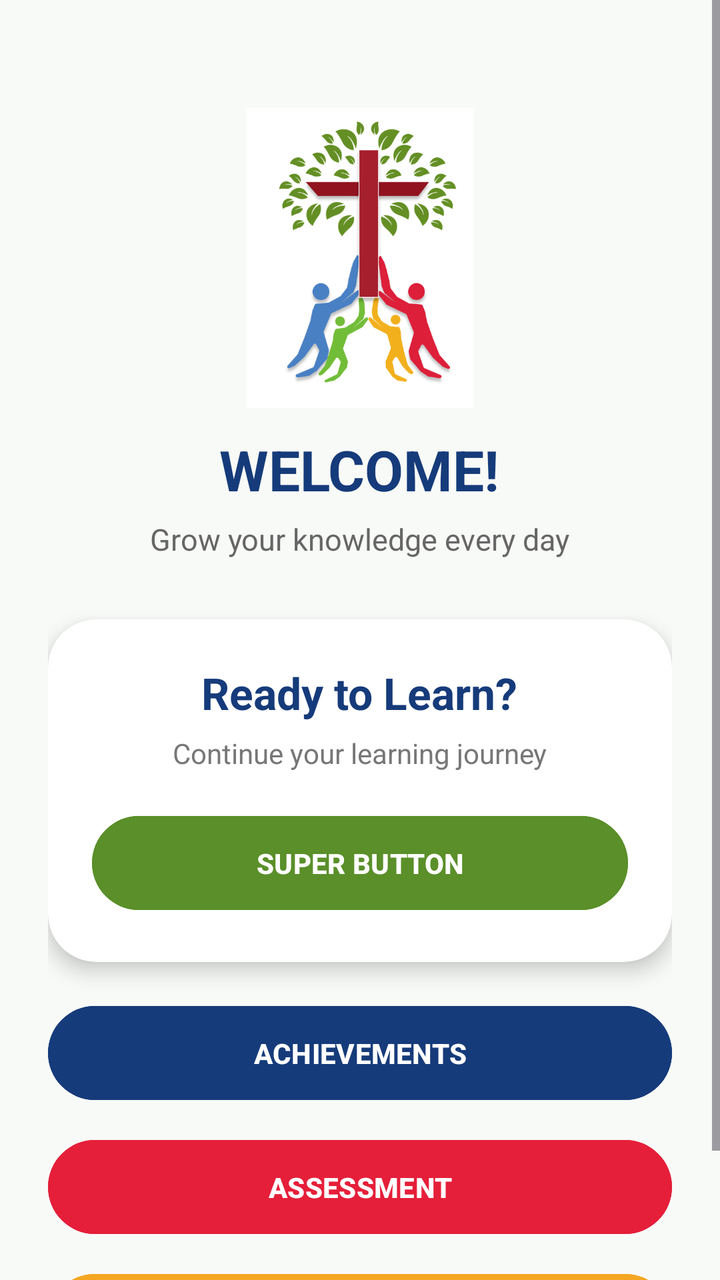
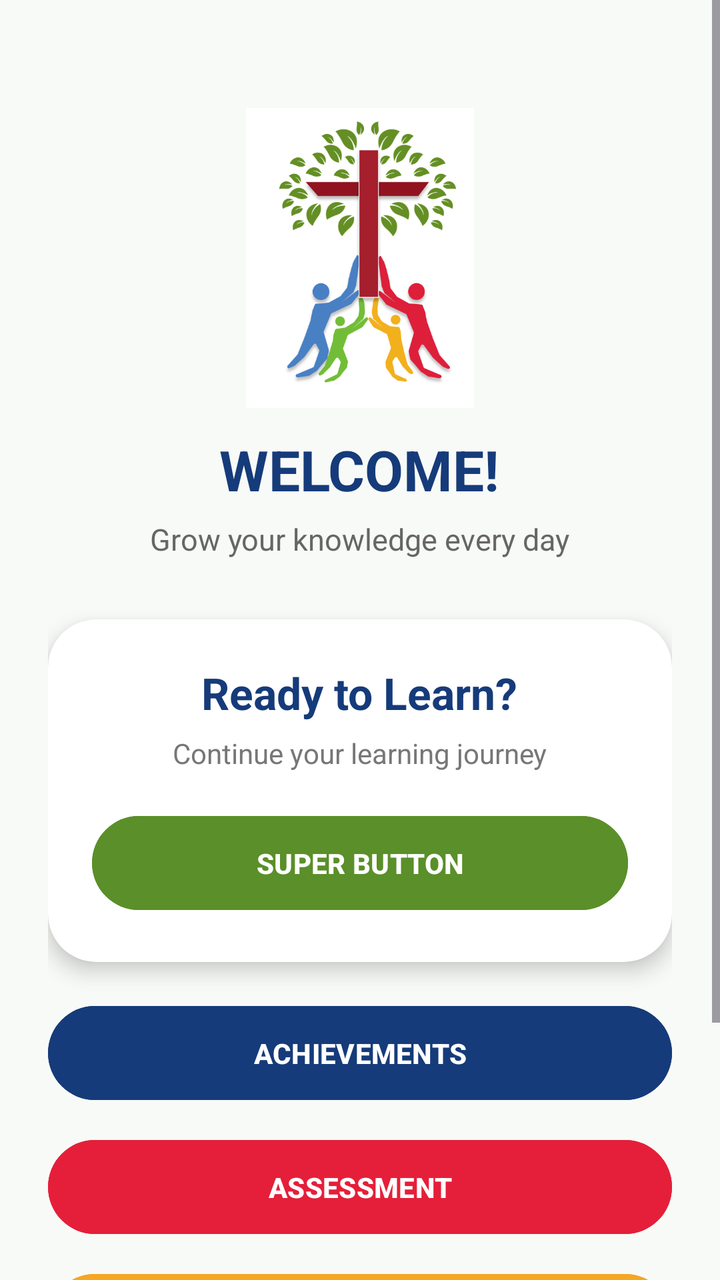

Screens rendered from an Android XML layout before and after an edit, with the pre-edit source and the edit as a unified diff.
<!-- AndroidManifest.xml: application theme Theme.A11PrelimInitialActivityAndroidHomePageLayout -->
<!-- res/layout/activity_main.xml -->
<?xml version="1.0" encoding="utf-8"?>
<ScrollView
    xmlns:android="http://schemas.android.com/apk/res/android"
    xmlns:app="http://schemas.android.com/apk/res-auto"
    android:id="@+id/main"
    android:layout_width="match_parent"
    android:layout_height="match_parent"
    android:background="#F8FAF7">

    <LinearLayout
        android:layout_width="match_parent"
        android:layout_height="wrap_content"
        android:orientation="vertical"
        android:gravity="center_horizontal"
        android:padding="24dp">

        <ImageView
            android:id="@+id/logoImage"
            android:layout_width="150dp"
            android:layout_height="150dp"
            android:layout_marginTop="30dp"
            android:contentDescription="Application logo"
            android:src="@drawable/logo"
            android:scaleType="fitCenter" />

        <TextView
            android:layout_width="wrap_content"
            android:layout_height="wrap_content"
            android:layout_marginTop="12dp"
            android:text="WELCOME!"
            android:textColor="#163B7A"
            android:textSize="28sp"
            android:textStyle="bold" />

        <TextView
            android:layout_width="wrap_content"
            android:layout_height="wrap_content"
            android:layout_marginTop="6dp"
            android:text="Grow your knowledge every day"
            android:textColor="#666666"
            android:textSize="15sp" />

        <androidx.cardview.widget.CardView
            android:layout_width="match_parent"
            android:layout_height="wrap_content"
            android:layout_marginTop="30dp"
            app:cardCornerRadius="24dp"
            app:cardElevation="6dp">

            <LinearLayout
                android:layout_width="match_parent"
                android:layout_height="wrap_content"
                android:orientation="vertical"
                android:padding="22dp"
                android:gravity="center">

                <TextView
                    android:layout_width="wrap_content"
                    android:layout_height="wrap_content"
                    android:text="Ready to Learn?"
                    android:textColor="#163B7A"
                    android:textSize="22sp"
                    android:textStyle="bold" />

                <TextView
                    android:layout_width="wrap_content"
                    android:layout_height="wrap_content"
                    android:layout_marginTop="6dp"
                    android:text="Continue your learning journey"
                    android:textColor="#777777"
                    android:textSize="14sp" />

                <Button
                    android:id="@+id/superButton"
                    android:layout_width="match_parent"
                    android:layout_height="55dp"
                    android:layout_marginTop="18dp"
                    android:text="SUPER BUTTON"
                    android:textColor="@android:color/white"
                    android:textStyle="bold"
                    android:backgroundTint="#5A8F29" />

            </LinearLayout>

        </androidx.cardview.widget.CardView>

        <Button
            android:id="@+id/btnAchievements"
            android:layout_width="match_parent"
            android:layout_height="55dp"
            android:layout_marginTop="18dp"
            android:text="ACHIEVEMENTS"
            android:textColor="@android:color/white"
            android:textStyle="bold"
            android:backgroundTint="#163B7A" />

        <Button
            android:id="@+id/btnAssessment"
            android:layout_width="match_parent"
            android:layout_height="55dp"
            android:layout_marginTop="12dp"
            android:text="ASSESSMENT"
            android:textColor="@android:color/white"
            android:textStyle="bold"
            android:backgroundTint="#E51F3A" />

        <Button
            android:id="@+id/btnProfile"
            android:layout_width="match_parent"
            android:layout_height="55dp"
            android:layout_marginTop="12dp"
            android:text="PROFILE"
            android:textColor="@android:color/white"
            android:textStyle="bold"
            android:backgroundTint="#F5A623" />

    </LinearLayout>

</ScrollView>
<!-- resources referenced by this layout -->
<resources>
  <!-- drawable logo: png bitmap (drawable, 71710 bytes) -->
  <style name="Theme.A11PrelimInitialActivityAndroidHomePageLayout" parent="Base.Theme.A11PrelimInitialActivityAndroidHomePageLayout" />
  <style name="Base.Theme.A11PrelimInitialActivityAndroidHomePageLayout" parent="Theme.Material3.DayNight.NoActionBar">
      </style>
</resources>

<!-- the commit's change to res/layout/activity_main.xml (unified diff, before → after) -->
@@ -114,6 +114,17 @@
             android:textStyle="bold"
             android:backgroundTint="#F5A623" />
 
+        <Button
+            android:id="@+id/logoutButton"
+            android:layout_width="match_parent"
+            android:layout_height="55dp"
+            android:layout_marginTop="18dp"
+            android:layout_marginBottom="16dp"
+            android:text="LOG OUT"
+            android:textColor="@android:color/white"
+            android:textStyle="bold"
+            android:backgroundTint="#666666" />
+
     </LinearLayout>
 
 </ScrollView>
